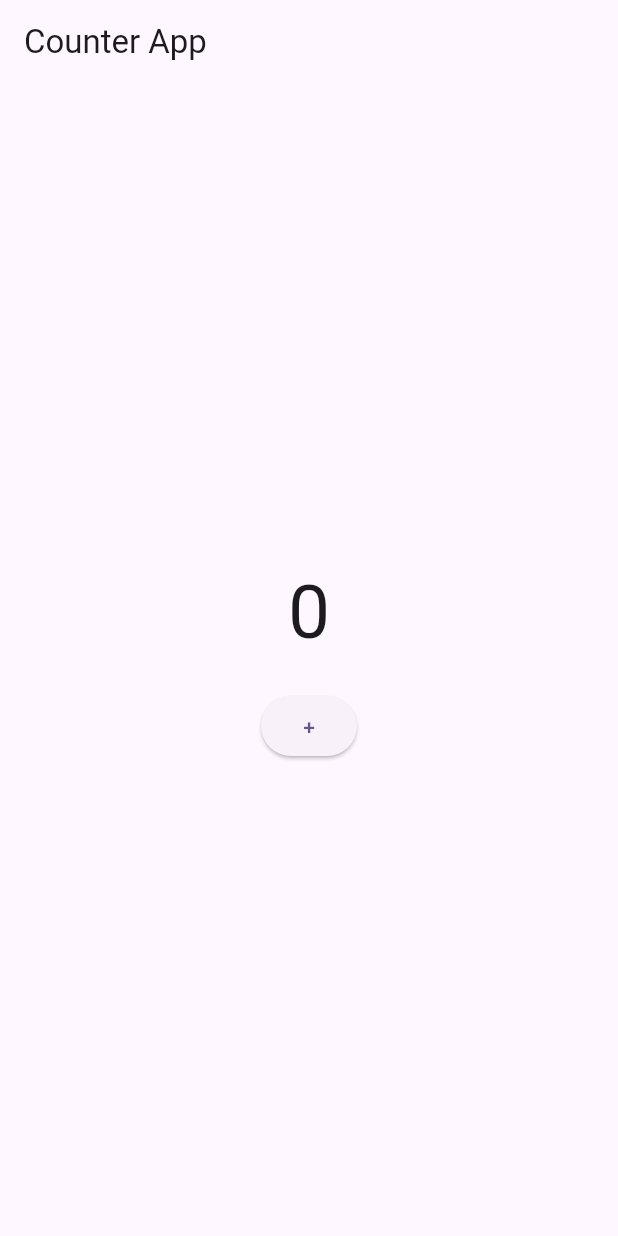
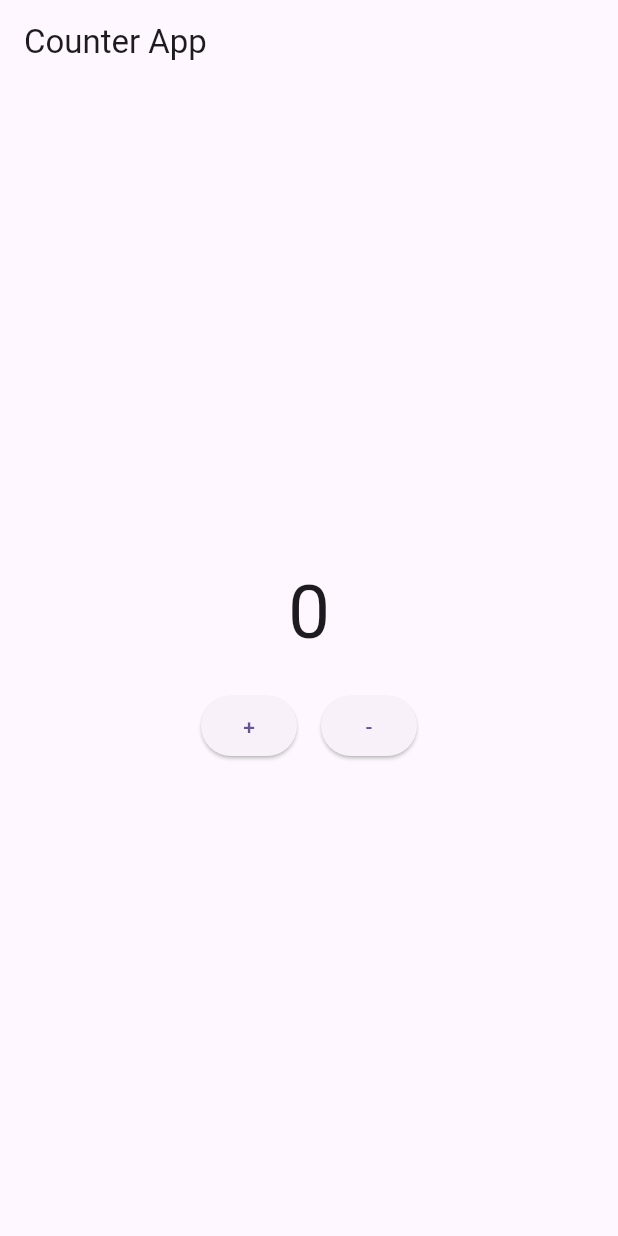
Before and after one commit to prithvirajbaral/riverpod.tut, a Flutter app: the screen it shows after launch, on a phone screen of 412 x 824 dp. Run offline on Flutter 3.47's test engine with Material 3 defaults, Android fonts, the light colour scheme and no system bars; our stand-ins replace flutter_riverpod.

Commit message:
add negetive button here

```diff
--- a/lib/home_screen.dart
+++ b/lib/home_screen.dart
@@ -29,11 +29,23 @@ class HomeScreen extends ConsumerWidget {
               },
             ),
             const SizedBox(height: 16),
-            ElevatedButton(
-              onPressed: () {
-                ref.read(counter.notifier).state++;
-              },
-              child: const Text("+"),
+            Row(
+              mainAxisAlignment: MainAxisAlignment.center,
+              children: [
+                ElevatedButton(
+                  onPressed: () {
+                    ref.read(counter.notifier).state++;
+                  },
+                  child: const Text("+"),
+                ),
+                const SizedBox(width: 16),
+                ElevatedButton(
+                  onPressed: () {
+                    ref.read(counter.notifier).state--;
+                  },
+                  child: const Text("-"),
+                ),
+              ],
             ),
           ],
         ),
```
